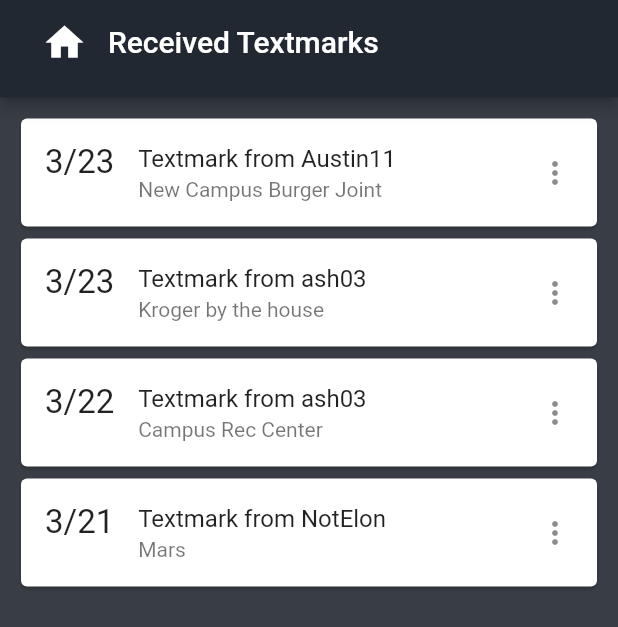
After one commit to austinhogan11/text_marks_the_spot_app, a Flutter app: the TextmarksPageView screen opened by its route, on a phone screen of 412 x 824 dp. The commit adds this screen. Shown: the top 627 px of the screen. Run offline on Flutter 3.47's test engine with Material 2 defaults, Android fonts, the phone set to English and light mode, and no system bars; our stand-ins replace cloud_firestore, firebase_auth, firebase_core, geolocator, google_maps_flutter, google_sign_in; missing offline and left inert: apple_sign_in; accounts and stored records are empty.

Commit message:
- Textmarks page view created to swipe between sent & received textmarks

```diff
--- a/lib/main.dart
+++ b/lib/main.dart
@@ -10,6 +10,8 @@ import 'package:text_marks_the_spot_app/screens/account_settings/location_servic
 import 'package:text_marks_the_spot_app/screens/authentication/login_screen.dart';
 import 'package:text_marks_the_spot_app/screens/authentication/sign_up_screen.dart';
 import 'package:text_marks_the_spot_app/screens/home_screen.dart';
+import 'package:text_marks_the_spot_app/screens/messages/textmarks_page_view.dart';
+import 'package:text_marks_the_spot_app/screens/messages/received_textmarks_screen.dart';
 
 import 'functionality/authentication/apple_sign_in_available.dart';
 
@@ -37,12 +39,14 @@ class TextMarksTheSpot extends StatelessWidget {
 
         // Application Screen Navigation set up
         initialRoute: LoginScreen.id,
+        // initialRoute: TextmarksPageView.id,
         // initialRoute: HomeScreen.id,
         routes: {
           LoginScreen.id: (context) => LoginScreen(),
           SignUpScreen.id: (context) => SignUpScreen(),
           HomeScreen.id: (context) => HomeScreen(),
           AccountScreen.id: (context) => AccountScreen(),
+          TextmarksPageView.id: (context) => TextmarksPageView(),
           ChangeUserNameScreen.id: (context) => ChangeUserNameScreen(),
           ChangedUsernameScreen.id: (context) => ChangedUsernameScreen(),
           LocationServicesScreen.id: (context) => LocationServicesScreen(),
--- /dev/null
+++ b/lib/screens/messages/received_textmarks_screen.dart
@@ -0,0 +1,87 @@
+import 'package:flutter/material.dart';
+import 'package:text_marks_the_spot_app/components/custom_app_bar.dart';
+import 'package:text_marks_the_spot_app/constants.dart';
+import 'package:text_marks_the_spot_app/screens/home_screen.dart';
+
+class ReceivedTextmarksScreen extends StatefulWidget {
+  static const String id = 'received_textmarks_screen';
+  @override
+  _ReceivedTextmarksScreenState createState() =>
+      _ReceivedTextmarksScreenState();
+}
+
+// TODO: Query Received Textmark data
+class _ReceivedTextmarksScreenState extends State<ReceivedTextmarksScreen> {
+  @override
+  Widget build(BuildContext context) {
+    return Scaffold(
+        backgroundColor: kAccentColor,
+        appBar: CustomAppBar(
+          title: 'Received Textmarks',
+          icon: Icon(
+            Icons.home,
+            size: 30.0,
+          ),
+          iconFunction: () => Navigator.pushNamed(context, HomeScreen.id),
+        ),
+        body: Padding(
+          padding: const EdgeInsets.all(10.0),
+          child: ListView(
+            children: const <Widget>[
+              Card(
+                child: ListTile(
+                  leading: Text(
+                    '3/23',
+                    style: TextStyle(
+                      fontSize: 22.0,
+                    ),
+                  ),
+                  title: Text('Textmark from Austin11'),
+                  subtitle: Text('New Campus Burger Joint'),
+                  trailing: Icon(Icons.more_vert),
+                ),
+              ),
+              Card(
+                child: ListTile(
+                  leading: Text(
+                    '3/23',
+                    style: TextStyle(
+                      fontSize: 22.0,
+                    ),
+                  ),
+                  title: Text('Textmark from ash03'),
+                  subtitle: Text('Kroger by the house'),
+                  trailing: Icon(Icons.more_vert),
+                ),
+              ),
+              Card(
+                child: ListTile(
+                  leading: Text(
+                    '3/22',
+                    style: TextStyle(
+                      fontSize: 22.0,
+                    ),
+                  ),
+                  title: Text('Textmark from ash03'),
+                  subtitle: Text('Campus Rec Center'),
+                  trailing: Icon(Icons.more_vert),
+                ),
+              ),
+              Card(
+                child: ListTile(
+                  leading: Text(
+                    '3/21',
+                    style: TextStyle(
+                      fontSize: 22.0,
+                    ),
+                  ),
+                  title: Text('Textmark from NotElon'),
+                  subtitle: Text('Mars'),
+                  trailing: Icon(Icons.more_vert),
+                ),
+              ),
+            ],
+          ),
+        ));
+  }
+}
--- /dev/null
+++ b/lib/screens/messages/textmarks_page_view.dart
@@ -0,0 +1,32 @@
+import 'package:flutter/cupertino.dart';
+import 'package:text_marks_the_spot_app/screens/messages/sent_textmarks_screen.dart';
+import 'package:text_marks_the_spot_app/screens/messages/received_textmarks_screen.dart';
+
+class TextmarksPageView extends StatefulWidget {
+  static const String id = 'textmarks_page_view';
+  @override
+  _TextmarksPageViewState createState() => _TextmarksPageViewState();
+}
+
+class _TextmarksPageViewState extends State<TextmarksPageView> {
+  PageController _controller = PageController(
+    initialPage: 0,
+  );
+
+  @override
+  void dispose() {
+    _controller.dispose();
+    super.dispose();
+  }
+
+  @override
+  Widget build(BuildContext context) {
+    return PageView(
+      controller: _controller,
+      children: [
+        ReceivedTextmarksScreen(),
+        SentTextmarksScreen(),
+      ],
+    );
+  }
+}
```
Also changed, not shown: lib/screens/home_screen.dart (+57 -38 lines), lib/screens/messages/sent_textmarks_screen.dart (added, +61 -0 lines).
